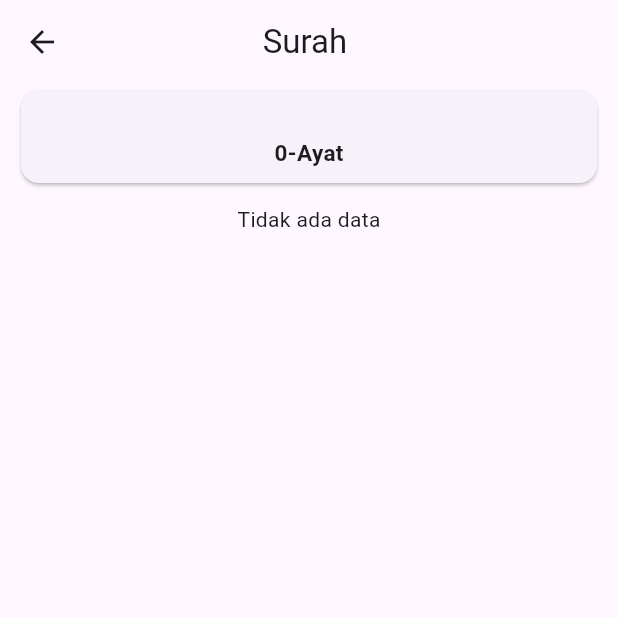
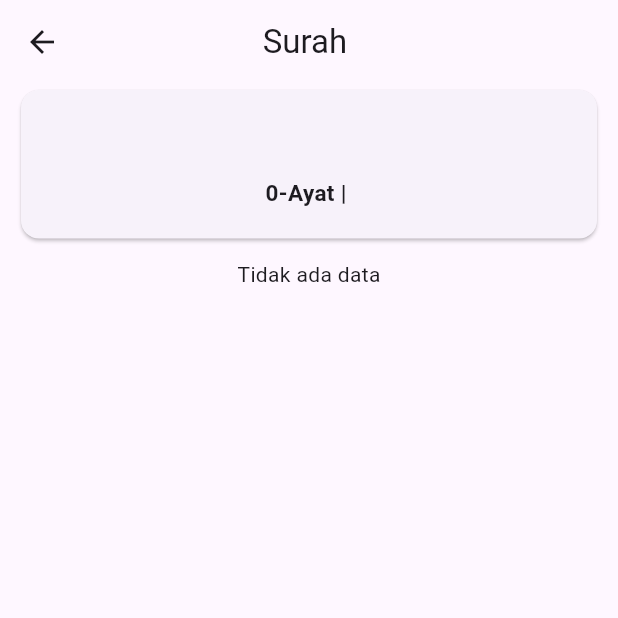
Before and after one commit to aswadwk/flutter-al-quran, a Flutter app: the DetailSurahView screen opened directly with empty values, on a phone screen of 412 x 824 dp, the top half of it. Run offline on Flutter 3.47's test engine with Material 2 defaults, Android fonts, the phone set to English and light mode, and no system bars; our stand-ins replace get, lottie; network calls fail.

Commit message:
refactor: detail surah

```diff
--- a/lib/app/modules/detail_surah/views/detail_surah_view.dart
+++ b/lib/app/modules/detail_surah/views/detail_surah_view.dart
@@ -23,7 +23,7 @@ class DetailSurahView extends GetView<DetailSurahController> {
         children: [
           Card(
             child: Padding(
-              padding: const EdgeInsets.all(10),
+              padding: const EdgeInsets.all(20),
               child: Column(
                 children: [
                   Text(
@@ -31,7 +31,11 @@ class DetailSurahView extends GetView<DetailSurahController> {
                     style: TextStyle(fontSize: 15, fontWeight: FontWeight.bold),
                   ),
                   Text(
-                    "${surah.numberOfVerses ?? '-'}-Ayat",
+                    "${surah.name?.translation?.id}",
+                    style: TextStyle(fontSize: 12),
+                  ),
+                  Text(
+                    "${surah.numberOfVerses ?? '-'}-Ayat | ${surah.revelation?.id}",
                     style: TextStyle(fontSize: 15, fontWeight: FontWeight.bold),
                   ),
                 ],
```
